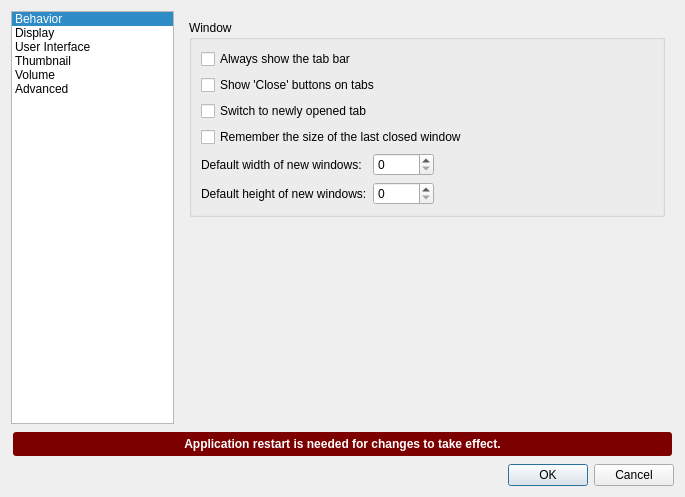
The window that pcmanfm/preferences.ui (lxqt/pcmanfm-qt) describes before a commit, drawn with Qt 5.
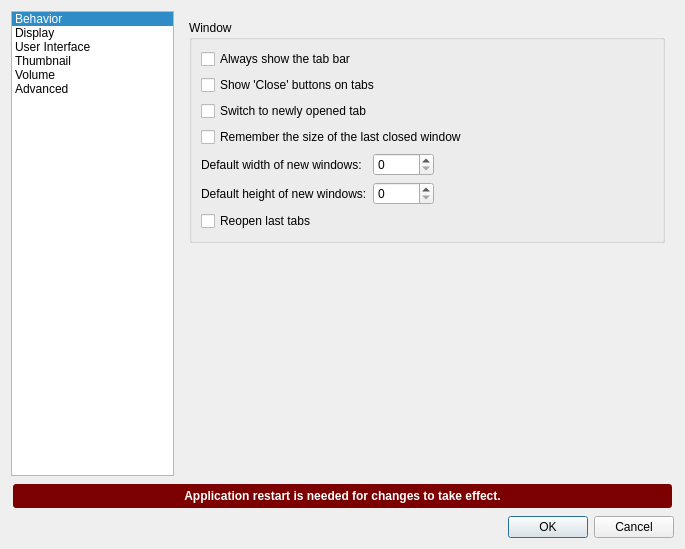
The same window after the commit. The open tabs and pages were chosen to show the change.

Commit message: reopen last tabs like in ff or chrome (master commit)

```diff
--- a/pcmanfm/preferences.ui
+++ b/pcmanfm/preferences.ui
@@ -7,7 +7,7 @@
     <x>0</x>
     <y>0</y>
     <width>685</width>
-    <height>440</height>
+    <height>549</height>
    </rect>
   </property>
   <property name="windowTitle">
@@ -556,6 +556,13 @@
               </property>
              </widget>
             </item>
+            <item row="6" column="0">
+             <widget class="QCheckBox" name="reopenLastTabs">
+              <property name="text">
+               <string>Reopen last tabs</string>
+              </property>
+             </widget>
+            </item>
            </layout>
           </widget>
          </item>
```
Left out of the diff: 2 changed lines with no effect on the pictures. The commit also changes 4 other files.
